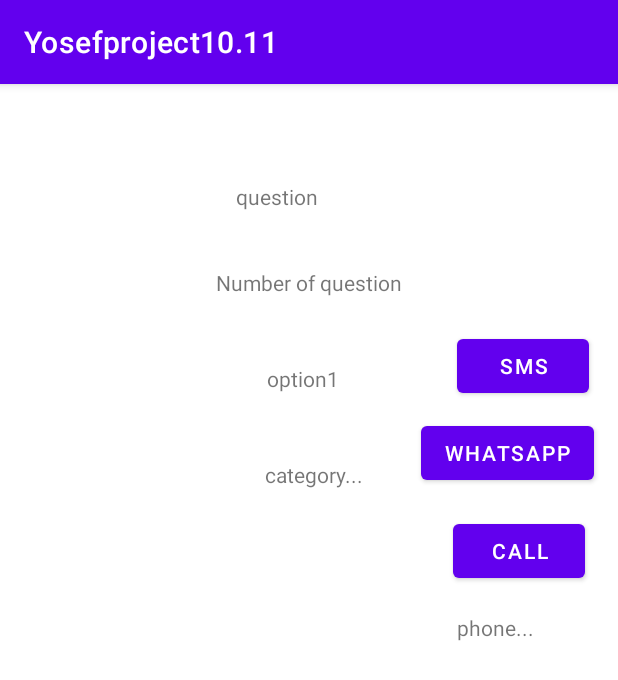
After one commit to Yosef3251/Yosefproject, an Android app: the QuestionDetailsActivty screen opened directly, with no data from a screen before it, on a phone screen of 412 x 824 dp. The commit adds this screen. Shown: the top 680 px of the screen. Run offline under Robolectric (Android 15) with nearby library versions, the phone set to English and light mode, and no system bars; our stand-ins replace Picasso; 9 statements that could not run were skipped.

Commit message:
Added Details

```diff
--- a/app/build.gradle
+++ b/app/build.gradle
@@ -31,12 +31,14 @@ android {
 dependencies {
 
     implementation 'com.google.android.material:material:1.2.0'
+    implementation 'com.squareup.picasso:picasso:2.71828'
     implementation 'androidx.constraintlayout:constraintlayout:2.1.2'
     implementation 'com.google.firebase:firebase-auth:21.0.1'
     implementation 'com.google.firebase:firebase-firestore:24.0.0'
     implementation 'com.google.firebase:firebase-storage:20.0.0'
     implementation 'androidx.appcompat:appcompat:1.2.0'
     implementation 'com.google.firebase:firebase-inappmessaging:20.1.1'
+    implementation 'com.squareup.picasso:picasso:2.71828'
     testImplementation 'junit:junit:4.13.2'
     androidTestImplementation 'androidx.test.ext:junit:1.1.3'
     androidTestImplementation 'androidx.test.espresso:espresso-core:3.4.0'
--- a/app/src/main/AndroidManifest.xml
+++ b/app/src/main/AndroidManifest.xml
@@ -9,6 +9,9 @@
         android:roundIcon="@mipmap/ic_launcher_round"
         android:supportsRtl="true"
         android:theme="@style/Theme.Yosefproject1011">
+        <activity
+            android:name=".QuestionDetailsActivty"
+            android:exported="false" />
         <activity
             android:name=".AllSubjectsActivity"
             android:exported="false" />
--- a/app/src/main/java/com/yosef/yosefproject1011/Question.java
+++ b/app/src/main/java/com/yosef/yosefproject1011/Question.java
@@ -21,7 +21,8 @@ public class Question {
                 ", Option1='" + Option1 + '\'' +
                 ", Option2='" + Option2 + '\'' +
                 ", Option3='" + Option3 + '\'' +
-                ", Option4='" + Option4 + '\'' +
+                ", " +
+                "Option4='" + Option4 + '\'' +
                 ", Points=" + Points +
                 '}';
     }
@@ -85,4 +86,5 @@ public class Question {
     public String getPhoto() { return Photo; }
 
     public void setPhoto(String photo) { Photo = photo; }
+
 }
--- /dev/null
+++ b/app/src/main/java/com/yosef/yosefproject1011/QuestionDetailsActivty.java
@@ -0,0 +1,54 @@
+package com.yosef.yosefproject1011;
+
+import androidx.appcompat.app.AppCompatActivity;
+
+import android.content.Intent;
+import android.os.Bundle;
+import android.widget.ImageView;
+import android.widget.TextView;
+
+import com.squareup.picasso.Picasso;
+
+public class QuestionDetailsActivty extends AppCompatActivity {
+
+    private TextView tvQuestion, tvNumberOfQuestion, tvOption1, tvOption2, tvOption3, tvOption4, tvPhone;
+    private ImageView ivPhoto;
+    /*
+        private String address;
+    private RestCat category;
+    private String photo;
+    private String phone;
+    * */
+    @Override
+    protected void onCreate(Bundle savedInstanceState) {
+        super.onCreate(savedInstanceState);
+        setContentView(R.layout.activity_question_details_activty);
+
+        connectComponents();
+        Intent i = this.getIntent();
+        Question que = (Question) i.getSerializableExtra("que");
+';'
+        tvQuestion.setText(que.getQuestion());
+        tvNumberOfQuestion.setText(que.getNumberOfQuestion());
+        tvOption1.setText(que.getOption1());
+        tvOption2.setText(que.getOption2());
+        tvOption3.setText(que.getOption3());
+        tvOption4.setText(que.getOption4());
+
+
+
+        tvPhone.setText(que.getPhone());
+        Picasso.get().load(que.getPhoto()).into(ivPhoto);
+    }
+
+    private void connectComponents() {
+        tvQuestion = findViewById(R.id.tvQuestion);
+        tvNumberOfQuestion = findViewById(R.id.tvNumberOfQuestionRestDetails);
+        tvOption1 = findViewById(R.id.tvOption1RestDetails);
+        tvOption2 = findViewById(R.id.tvCategoryRestDetails);
+        tvOption3 = findViewById(R.id.tvCategoryRestDetails);
+        tvOption4 = findViewById(R.id.tvCategoryRestDetails);
+        tvPhone = findViewById(R.id.tvPhoneRestDetails);
+        ivPhoto = findViewById(R.id.ivPhotoRestDetails);
+    }
+}
--- a/app/src/main/java/com/yosef/yosefproject1011/SendSMSActivity.java
+++ b/app/src/main/java/com/yosef/yosefproject1011/SendSMSActivity.java
@@ -1,3 +1,4 @@
+
 package com.yosef.yosefproject1011;
 
 import androidx.appcompat.app.AppCompatActivity;
--- a/app/src/main/res/layout/activity_main.xml
+++ b/app/src/main/res/layout/activity_main.xml
@@ -29,11 +29,13 @@
         android:layout_marginStart="101dp"
         android:layout_marginTop="337dp"
         android:layout_marginEnd="101dp"
+        android:layout_marginBottom="18dp"
         android:ems="10"
         android:hint="Email..."
         android:inputType="textEmailAddress"
         android:minHeight="48dp"
         android:textSize="16sp"
+        app:layout_constraintBottom_toTopOf="@+id/etPasswordMain"
         app:layout_constraintEnd_toEndOf="parent"
         app:layout_constraintHorizontal_bias="0.517"
         app:layout_constraintStart_toStartOf="parent"
@@ -46,11 +48,13 @@
         android:layout_marginStart="101dp"
         android:layout_marginTop="18dp"
         android:layout_marginEnd="101dp"
+        android:layout_marginBottom="20dp"
         android:backgroundTint="#FF0000"
         android:onClick="Login"
         android:text="Login"
         android:textColor="#FFFFFF"
         android:textSize="16sp"
+        app:layout_constraintBottom_toTopOf="@+id/tvForgetpassMain"
         app:layout_constraintEnd_toEndOf="parent"
         app:layout_constraintHorizontal_bias="0.495"
         app:layout_constraintStart_toStartOf="parent"
--- /dev/null
+++ b/app/src/main/res/layout/activity_question_details_activty.xml
@@ -0,0 +1,100 @@
+<?xml version="1.0" encoding="utf-8"?>
+<androidx.constraintlayout.widget.ConstraintLayout xmlns:android="http://schemas.android.com/apk/res/android"
+    xmlns:app="http://schemas.android.com/apk/res-auto"
+    xmlns:tools="http://schemas.android.com/tools"
+    android:layout_width="match_parent"
+    android:layout_height="match_parent"
+    tools:context=".QuestionDetailsActivty">
+    <Button
+        android:id="@+id/btnSMSRestDetails"
+        android:layout_width="wrap_content"
+        android:layout_height="wrap_content"
+        android:layout_marginBottom="10dp"
+        android:layout_marginEnd="3dp"
+        android:text="SMS"
+        app:layout_constraintBottom_toTopOf="@+id/btnWhatsappRestDetails"
+        app:layout_constraintEnd_toEndOf="@+id/btnWhatsappRestDetails" />
+
+    <Button
+        android:id="@+id/btnWhatsappRestDetails"
+        android:layout_width="wrap_content"
+        android:layout_height="wrap_content"
+        android:layout_marginEnd="16dp"
+        android:layout_marginTop="222dp"
+        android:text="Whatsapp"
+        app:layout_constraintEnd_toEndOf="parent"
+        app:layout_constraintTop_toTopOf="parent" />
+
+    <Button
+        android:id="@+id/btnCallRestDetails"
+        android:layout_width="wrap_content"
+        android:layout_height="wrap_content"
+        android:layout_marginEnd="22dp"
+        android:text="Call"
+        app:layout_constraintBottom_toTopOf="@+id/ivPhotoRestDetails"
+        app:layout_constraintEnd_toEndOf="parent"
+        app:layout_constraintTop_toTopOf="@+id/ivPhotoRestDetails" />
+
+    <ImageView
+        android:id="@+id/ivPhotoRestDetails"
+        android:layout_width="wrap_content"
+        android:layout_height="wrap_content"
+        android:layout_marginEnd="31dp"
+        android:layout_marginTop="41dp"
+        app:layout_constraintEnd_toStartOf="@+id/btnCallRestDetails"
+        app:layout_constraintTop_toBottomOf="@+id/tvCategoryRestDetails"
+        tools:srcCompat="@tools:sample/avatars" />
+
+    <TextView
+        android:id="@+id/tvQuestionRestDetails"
+        android:layout_width="wrap_content"
+        android:layout_height="wrap_content"
+        android:layout_marginStart="7dp"
+        android:layout_marginTop="65dp"
+        android:layout_marginEnd="194dp"
+        android:layout_marginBottom="39dp"
+        android:text="question"
+        app:layout_constraintBottom_toTopOf="@+id/tvNumberOfQuestionRestDetails"
+        app:layout_constraintEnd_toEndOf="parent"
+        app:layout_constraintStart_toStartOf="@+id/tvNumberOfQuestionRestDetails"
+        app:layout_constraintTop_toTopOf="parent" />
+
+    <TextView
+        android:id="@+id/tvPhoneRestDetails"
+        android:layout_width="wrap_content"
+        android:layout_height="wrap_content"
+        android:layout_marginStart="34dp"
+        android:layout_marginTop="41dp"
+        android:text="phone..."
+        app:layout_constraintStart_toStartOf="@+id/ivPhotoRestDetails"
+        app:layout_constraintTop_toBottomOf="@+id/ivPhotoRestDetails" />
+
+    <TextView
+        android:id="@+id/tvNumberOfQuestionRestDetails"
+        android:layout_width="wrap_content"
+        android:layout_height="wrap_content"
+        android:layout_marginTop="38dp"
+        android:text="Number of question"
+        app:layout_constraintEnd_toEndOf="parent"
+        app:layout_constraintStart_toStartOf="parent"
+        app:layout_constraintTop_toBottomOf="@+id/tvQuestionRestDetails" />
+
+    <TextView
+        android:id="@+id/tvOption1RestDetails"
+        android:layout_width="wrap_content"
+        android:layout_height="wrap_content"
+        android:layout_marginStart="1dp"
+        android:layout_marginBottom="16dp"
+        android:text="option1"
+        app:layout_constraintBottom_toTopOf="@+id/btnWhatsappRestDetails"
+        app:layout_constraintStart_toStartOf="@+id/tvCategoryRestDetails" />
+
+    <TextView
+        android:id="@+id/tvCategoryRestDetails"
+        android:layout_width="wrap_content"
+        android:layout_height="wrap_content"
+        android:layout_marginEnd="38dp"
+        android:text="category..."
+        app:layout_constraintBottom_toBottomOf="@+id/btnWhatsappRestDetails"
+        app:layout_constraintEnd_toStartOf="@+id/btnWhatsappRestDetails" />
+</androidx.constraintlayout.widget.ConstraintLayout>
```
Also changed, not shown: gradle/wrapper/gradle-wrapper.properties (added), 1 other file.
